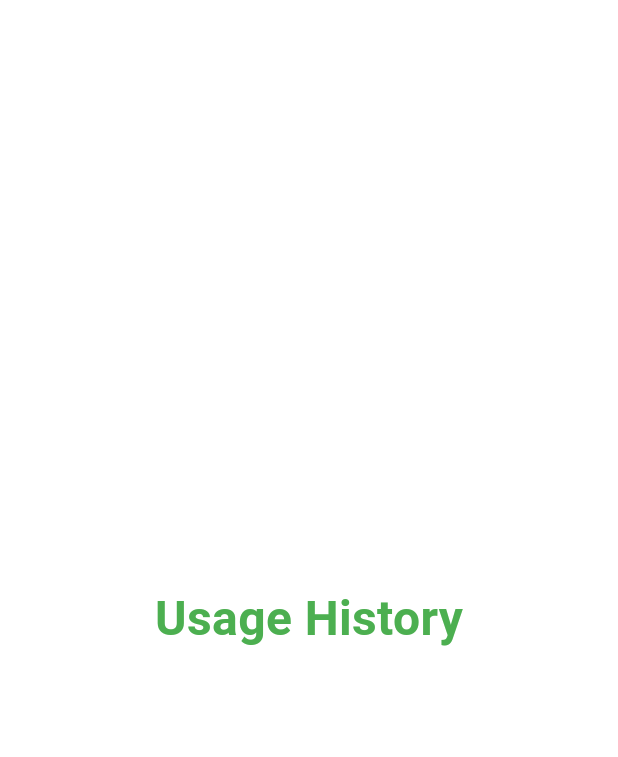
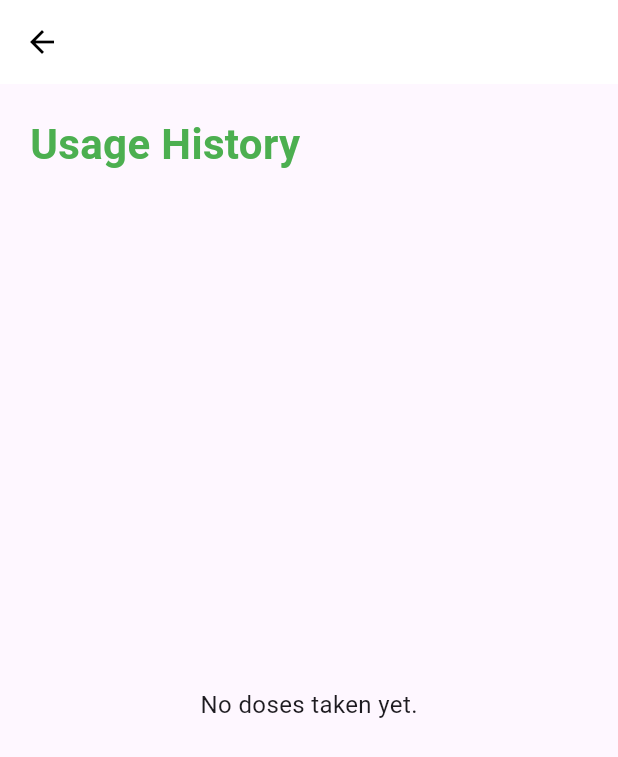
Before and after one commit to maureensanchez99/hci_final_prototye, a Flutter app: the UsageHistoryPage screen opened directly, on a phone screen of 412 x 824 dp. Shown: the top 757 px of the screen. Run offline on Flutter 3.47's test engine with Material 3 defaults, Android fonts, the phone set to English and light mode, and no system bars; our stand-ins replace flutter_local_notifications, shared_preferences, table_calendar, timezone; missing offline and left inert: workmanager; accounts and stored records are empty; Roboto replaces fonts that are missing (Merienda).

Commit message:
able to track dosages and update refills and usage history

```diff
--- a/lib/pages/dashboard.dart
+++ b/lib/pages/dashboard.dart
@@ -1,10 +1,10 @@
 import 'package:flutter/material.dart';
 import 'medication_log.dart';
-import 'usage.dart';
 import 'addMeds.dart';
 import 'addMedReminders.dart';
 import 'reminders_list.dart';
-import 'refill.dart';
+import 'refillEstimator.dart';
+import 'usageHistory.dart';
 
 class LogPage extends StatelessWidget {
   final String username;
--- a/lib/pages/usage.dart
+++ /dev/null
@@ -1,23 +0,0 @@
-import 'package:flutter/material.dart';
-
-class UsageHistoryPage extends StatelessWidget {
-  const UsageHistoryPage({super.key});
-
-  @override
-  Widget build(BuildContext context) {
-    return Scaffold(
-      backgroundColor: Colors.white,
-      body: const Center(
-        child: Text(
-          "Usage History",
-          style: TextStyle(
-            fontFamily: 'Merienda',
-            fontSize: 32,
-            fontWeight: FontWeight.bold,
-            color: Colors.green,
-          ),
-        ),
-      ),
-    );
-  }
-}
--- /dev/null
+++ b/lib/pages/usageHistory.dart
@@ -0,0 +1,99 @@
+import 'dart:convert';
+import 'package:flutter/material.dart';
+import 'package:shared_preferences/shared_preferences.dart';
+
+class UsageHistoryPage extends StatefulWidget {
+  const UsageHistoryPage({super.key});
+
+  @override
+  State<UsageHistoryPage> createState() => _UsageHistoryPageState();
+}
+
+class _UsageHistoryPageState extends State<UsageHistoryPage> {
+  List<Map<String, dynamic>> history = [];
+
+  @override
+  void initState() {
+    super.initState();
+    _loadHistory();
+  }
+
+  Future<void> _loadHistory() async {
+    final prefs = await SharedPreferences.getInstance();
+    final historyString = prefs.getString('medication_history');
+    if (historyString != null) {
+      final List decoded = jsonDecode(historyString);
+      setState(() {
+        history = decoded.map<Map<String, dynamic>>((item) {
+          return {
+            'name': item['name'],
+            'dosage': item['dosage'],
+            'takenAt': DateTime.parse(item['takenAt']),
+          };
+        }).toList();
+      });
+      history.sort((a, b) => b['takenAt'].compareTo(a['takenAt']));
+    }
+  }
+
+  String _formatDateTime(DateTime dt) {
+    return "${dt.month}/${dt.day}/${dt.year} ${dt.hour.toString().padLeft(2,'0')}:${dt.minute.toString().padLeft(2,'0')}";
+  }
+
+  @override
+  Widget build(BuildContext context) {
+    return Scaffold(
+      appBar: AppBar(
+        backgroundColor: Colors.white,
+        elevation: 0,
+        leading: const BackButton(color: Colors.black),
+      ),
+      body: Padding(
+        padding: const EdgeInsets.all(20),
+        child: Column(
+          crossAxisAlignment: CrossAxisAlignment.start,
+          children: [
+            const Text(
+              "Usage History",
+              style: TextStyle(
+                fontFamily: 'Merienda',
+                fontSize: 28,
+                fontWeight: FontWeight.bold,
+                color: Colors.green,
+              ),
+            ),
+            const SizedBox(height: 20),
+            Expanded(
+              child: history.isEmpty
+                  ? const Center(
+                      child: Text(
+                        "No doses taken yet.",
+                        style: TextStyle(fontFamily: 'Merienda', fontSize: 16),
+                      ),
+                    )
+                  : ListView.builder(
+                      itemCount: history.length,
+                      itemBuilder: (context, index) {
+                        final entry = history[index];
+                        return Card(
+                          margin: const EdgeInsets.symmetric(vertical: 6),
+                          child: ListTile(
+                            title: Text(
+                              "${entry['name']} (${entry['dosage']})",
+                              style: const TextStyle(fontFamily: 'Merienda', fontWeight: FontWeight.bold),
+                            ),
+                            subtitle: Text(
+                              "Taken at: ${_formatDateTime(entry['takenAt'])}",
+                              style: const TextStyle(fontFamily: 'Merienda'),
+                            ),
+                          ),
+                        );
+                      },
+                    ),
+            ),
+          ],
+        ),
+      ),
+    );
+  }
+}
```
Also changed, not shown: lib/pages/addMedReminders.dart (+36 -19 lines), lib/pages/refill.dart (deleted, +0 -23 lines), lib/pages/refillEstimator.dart (added, +140 -0 lines).
